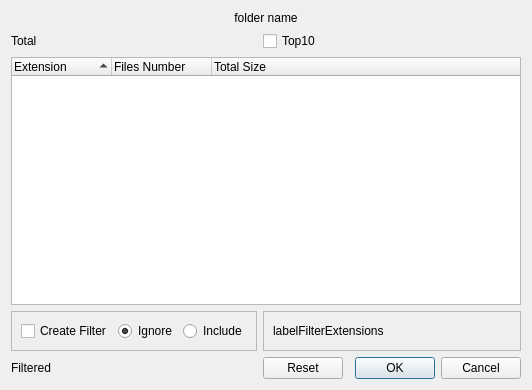
Above: src/foldercontentsdialog.ui from artemvlas/veretino before the change. Below: the same form after it.
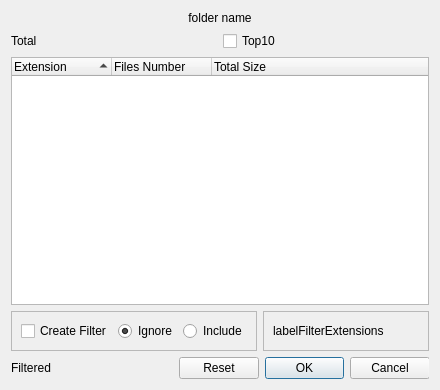
That is the form after the change.

Commit message: [FolderContentsDialog] more flexible resizing

```diff
--- a/src/foldercontentsdialog.ui
+++ b/src/foldercontentsdialog.ui
@@ -6,7 +6,7 @@
    <rect>
     <x>0</x>
     <y>0</y>
-    <width>532</width>
+    <width>440</width>
     <height>390</height>
    </rect>
   </property>
@@ -63,8 +63,16 @@
      </property>
     </widget>
    </item>
-   <item row="4" column="0">
-    <widget class="QFrame" name="frame">
+   <item row="5" column="0" colspan="2">
+    <layout class="QHBoxLayout" name="horizontalLayout_filter">
+     <item>
+      <widget class="QFrame" name="frameCreateFilter">
+       <property name="maximumSize">
+        <size>
+         <width>270</width>
+         <height>16777215</height>
+        </size>
+       </property>
      <property name="frameShape">
       <enum>QFrame::StyledPanel</enum>
      </property>
@@ -105,8 +113,8 @@
      </layout>
     </widget>
    </item>
-   <item row="4" column="1">
-    <widget class="QFrame" name="frame_filterExtensions">
+     <item>
+      <widget class="QFrame" name="frameFilterExtensions">
      <property name="frameShape">
       <enum>QFrame::StyledPanel</enum>
      </property>
@@ -124,19 +132,31 @@
      </layout>
     </widget>
    </item>
-   <item row="5" column="1">
+    </layout>
+   </item>
+   <item row="6" column="0" colspan="2">
+    <layout class="QHBoxLayout" name="horizontalLayout_buttons">
+     <item>
+      <widget class="QLabel" name="labelTotalFiltered">
+       <property name="text">
+        <string>Filtered</string>
+       </property>
+      </widget>
+     </item>
+     <item>
     <widget class="QDialogButtonBox" name="buttonBox">
+       <property name="maximumSize">
+        <size>
+         <width>250</width>
+         <height>16777215</height>
+        </size>
+       </property>
      <property name="standardButtons">
       <set>QDialogButtonBox::Cancel|QDialogButtonBox::Ok|QDialogButtonBox::Reset</set>
      </property>
     </widget>
    </item>
-   <item row="5" column="0">
-    <widget class="QLabel" name="labelTotalFiltered">
-     <property name="text">
-      <string>Filtered</string>
-     </property>
-    </widget>
+    </layout>
    </item>
   </layout>
  </widget>
```
Left out of the diff: 12 changed lines with no effect on the pictures. Lines whose indentation alone changed are shown as unchanged. The commit also changes 1 other file.
